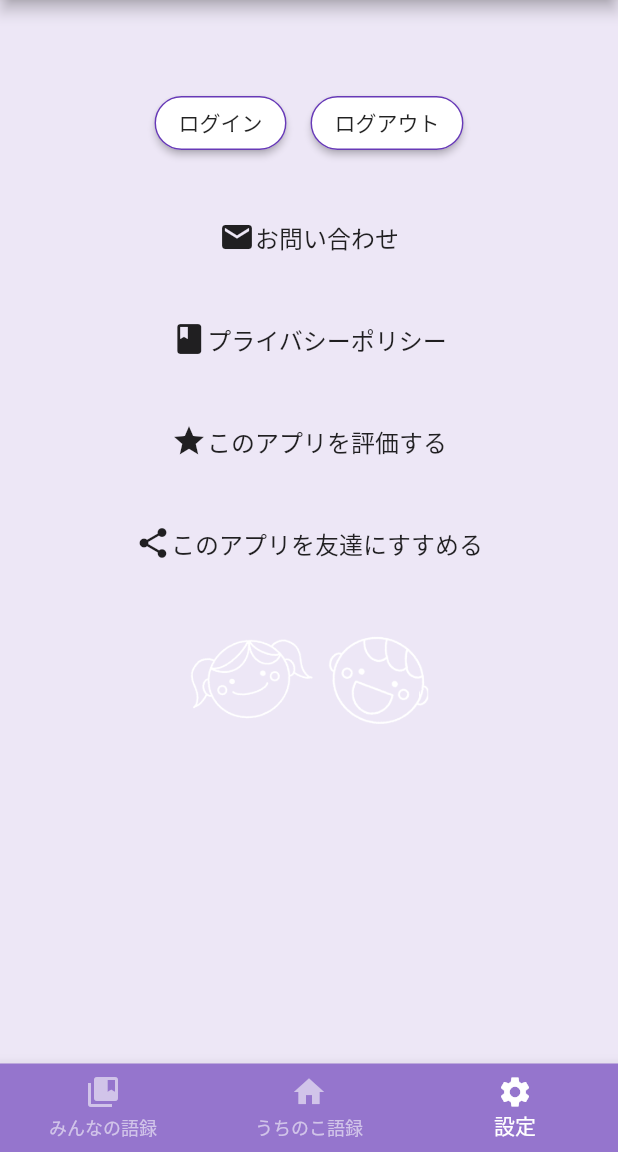
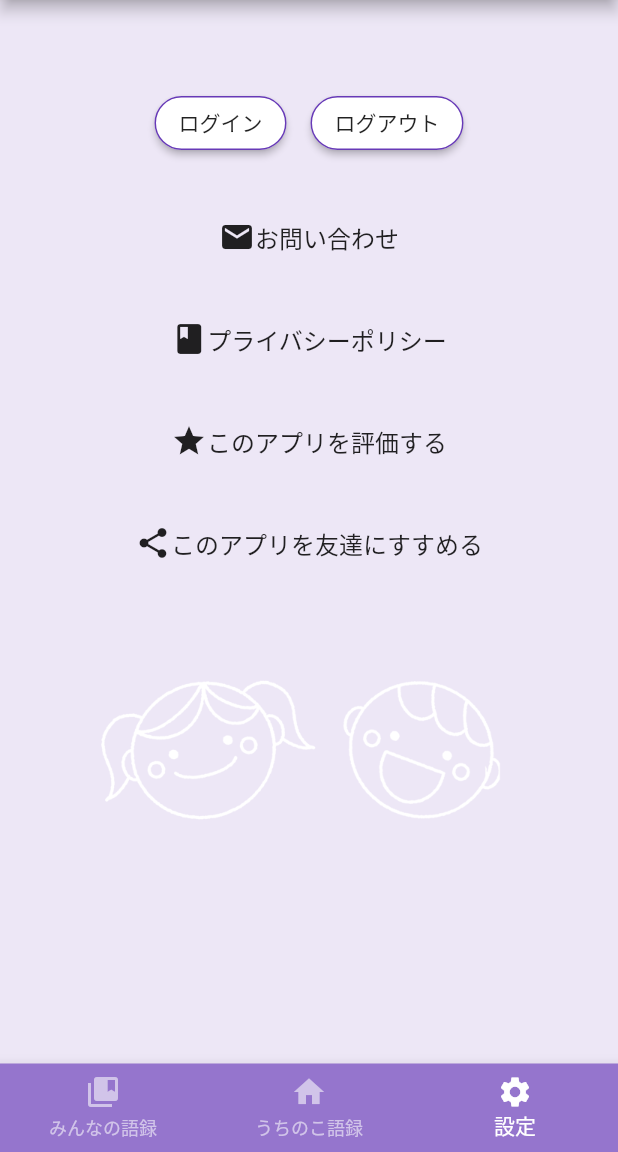
Before and after one commit to megumikanX/my_child_record, a Flutter app: the screen it shows after launch, item 3 of the bottom bar chosen, on a phone screen of 412 x 824 dp, the part 84-1236 px from its top. Run offline on Flutter 3.47's test engine with Material 2 defaults, Android fonts, the phone set to English and light mode, and no system bars; our stand-ins replace awesome_dialog, cloud_firestore, device_info, firebase_auth, flutter_signin_button, google_sign_in and 1 more; missing offline and left inert: apple_sign_in, flutter_share, launch_review; accounts and stored records are empty; Roboto replaces fonts that are missing (TypeGothic).

Commit message:
アダプティブアイコン対応

```diff
--- a/lib/myListScreen.dart
+++ b/lib/myListScreen.dart
@@ -209,7 +209,7 @@ class ListPageWidgetState extends State<ListPageWidget> {
           ),
         ),
         isThreeLine: true,
-        trailing: Icon(Icons.create, color: Colors.pink),
+        trailing: Icon(Icons.arrow_forward_ios, color: Colors.pink),
         onTap: () {
           print(word["documentID"]);
           String documentID = word["documentID"];
--- a/lib/settingScreen.dart
+++ b/lib/settingScreen.dart
@@ -79,7 +79,7 @@ class PageWidget extends StatelessWidget {
 
   @override
   Widget build(BuildContext context) {
-    return Container(
+    return SingleChildScrollView(
       padding: EdgeInsets.only(top: 50.0),
       child: Column(
         children: <Widget>[
@@ -219,8 +219,8 @@ class PageWidget extends StatelessWidget {
           Padding(
             padding: const EdgeInsets.only(top: 20.0),
             child: SizedBox(
-              width: 200.0,
-              height: 100.0,
+              width: 300.0,
+              height: 200.0,
               child: Image(
                 image: AssetImage('images/back.png'),
               ),
--- a/pubspec.yaml
+++ b/pubspec.yaml
@@ -25,7 +25,7 @@ dependencies:
   flutter_native_splash: ^0.1.9
   flutter_sliding_tutorial: ^0.1.0
   flutter_share: ^1.0.2+1
-  flutter_launcher_icons: ^0.7.4
+  flutter_launcher_icons: ^0.7.5
 
   flutter_localizations:
     sdk: flutter
@@ -55,3 +55,5 @@ flutter_icons:
   android: true
   ios: true
   image_path: 'images/icon.png'
+  adaptive_icon_background: 'images/background.png'
+  adaptive_icon_foreground: 'images/foreground.png'
```
Also changed, not shown: images/back.png, images/background.png (added), images/foreground.png (added), 17 other files.
